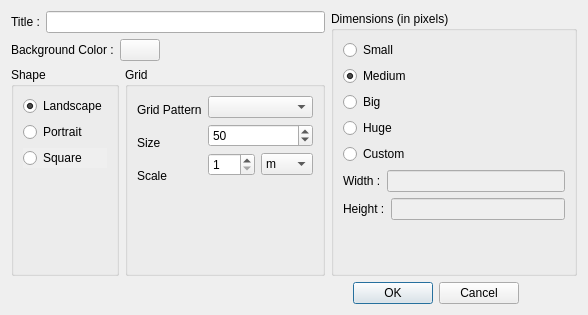
This is src/vmap/vmapwizzarddialog.ui in Rolisteam/rolisteam as Qt 5 draws it before an edit. The edited form follows.
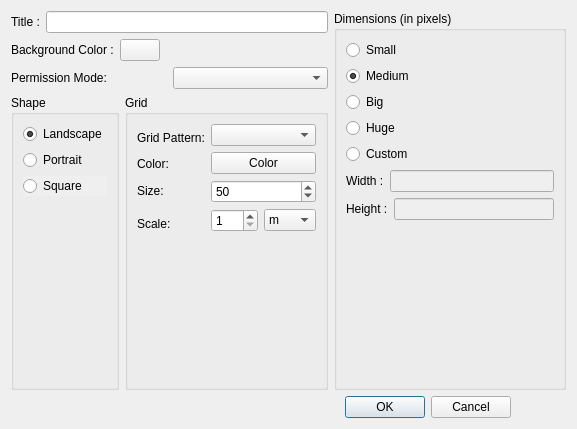
This is the edited form. Custom widgets are drawn as their Qt base class.

Commit message: -Computed Brush for Grid.

Diff of the .ui file:
```diff
--- a/src/vmap/vmapwizzarddialog.ui
+++ b/src/vmap/vmapwizzarddialog.ui
@@ -6,8 +6,8 @@
    <rect>
     <x>0</x>
     <y>0</y>
-    <width>588</width>
-    <height>315</height>
+    <width>577</width>
+    <height>429</height>
    </rect>
   </property>
   <property name="windowTitle">
@@ -21,7 +21,7 @@
   </property>
   <layout class="QVBoxLayout" name="verticalLayout_6">
    <item>
-    <layout class="QHBoxLayout" name="horizontalLayout_8">
+    <layout class="QHBoxLayout" name="horizontalLayout_9">
      <item>
       <layout class="QVBoxLayout" name="verticalLayout_5">
        <item>
@@ -93,6 +93,20 @@
          </item>
         </layout>
        </item>
+       <item>
+        <layout class="QHBoxLayout" name="horizontalLayout_8">
+         <item>
+          <widget class="QLabel" name="label_5">
+           <property name="text">
+            <string>Permission Mode:</string>
+           </property>
+          </widget>
+         </item>
+         <item>
+          <widget class="QComboBox" name="m_permissionComboBox"/>
+         </item>
+        </layout>
+       </item>
        <item>
         <layout class="QHBoxLayout" name="horizontalLayout_7">
          <item>
@@ -173,7 +187,14 @@
                  </size>
                 </property>
                 <property name="text">
-                 <string>Grid Pattern</string>
+                 <string>Grid Pattern:</string>
+                </property>
+               </widget>
+              </item>
+              <item>
+               <widget class="QLabel" name="label_4">
+                <property name="text">
+                 <string>Color:</string>
                 </property>
                </widget>
               </item>
@@ -186,7 +207,7 @@
                  </size>
                 </property>
                 <property name="text">
-                 <string>Size</string>
+                 <string>Size:</string>
                 </property>
                </widget>
               </item>
@@ -199,7 +220,7 @@
                  </size>
                 </property>
                 <property name="text">
-                 <string>Scale</string>
+                 <string>Scale:</string>
                 </property>
                </widget>
               </item>
@@ -230,6 +251,13 @@
                 </property>
                </widget>
               </item>
+              <item>
+               <widget class="ColorButton" name="m_gridColorBtn">
+                <property name="text">
+                 <string>Color</string>
+                </property>
+               </widget>
+              </item>
               <item>
                <widget class="QSpinBox" name="m_sizeGrid">
                 <property name="minimum">
@@ -370,7 +398,7 @@
              <bool>false</bool>
             </property>
             <property name="inputMask">
-             <string>00009; </string>
+             <string>00009</string>
             </property>
             <property name="maxLength">
              <number>5</number>
@@ -397,7 +425,7 @@
              <bool>false</bool>
             </property>
             <property name="inputMask">
-             <string>00009; </string>
+             <string>00009</string>
             </property>
            </widget>
           </item>
@@ -453,6 +481,13 @@
    </item>
   </layout>
  </widget>
+ <customwidgets>
+  <customwidget>
+   <class>ColorButton</class>
+   <extends>QPushButton</extends>
+   <header>widgets/colorbutton.h</header>
+  </customwidget>
+ </customwidgets>
  <resources/>
  <connections>
   <connection>
```
The commit also changes 5 other files.
